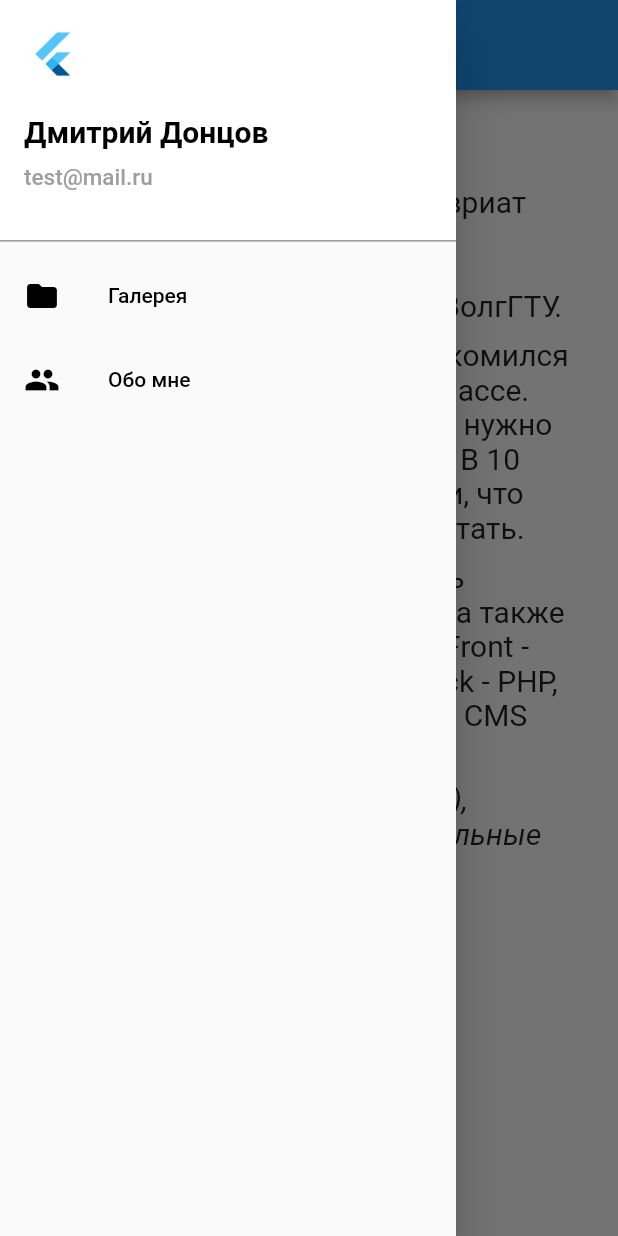
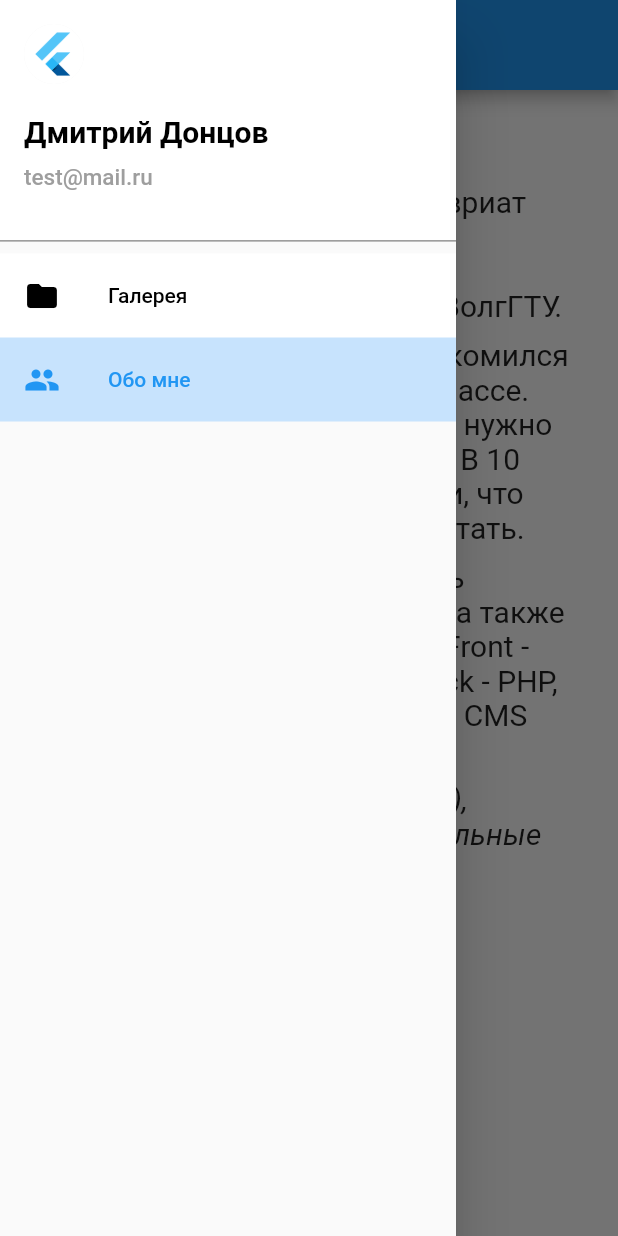
Before and after one commit to DimaDontsov/test_flutter_app, a Flutter app: the AboutPage screen opened by its route, with the side drawer open, on a phone screen of 412 x 824 dp. Run offline on Flutter 3.47's test engine with Material 2 defaults, Android fonts, the phone set to English and light mode, and no system bars.

Commit message:
Добавлена подсветка текущей страницы в меню

```diff
--- a/lib/widgets/myDrawer.dart
+++ b/lib/widgets/myDrawer.dart
@@ -1,11 +1,54 @@
 import 'package:flutter/material.dart';
 
+
+class MenuItem {
+
+  late String route;
+  late String name;
+  late IconData icon;
+
+  MenuItem(String route, name, icon) {
+    this.route = route;
+    this.name = name;
+    this.icon = icon;
+  }
+
+}
 
 class MyDrawer extends StatelessWidget {
   const MyDrawer({Key? key}) : super(key: key);
 
   @override
   Widget build(BuildContext context) {
+
+    List<MenuItem> menuItems = [];
+    menuItems.add(MenuItem('/gallery','Галерея', Icons.folder));
+    menuItems.add(MenuItem('/about','Обо мне', Icons.people));
+
+    String? currentRoute = ModalRoute.of(context)!.settings.name;
+
+    List<Widget> listTiles = [];
+    for (int i = 0; i < menuItems.length; i++) {
+      var color = Colors.black;
+      var tileColor = Colors.white;
+      if (menuItems[i].route == currentRoute) {
+        color = Colors.blue;
+        tileColor = Color.fromRGBO(148, 204, 255, .5);
+      }
+      listTiles.add(
+        ListTile(
+          title: Text(menuItems[i].name, style: TextStyle(color: color,),),
+          leading: Icon(menuItems[i].icon, color: color,),
+          tileColor: tileColor,
+          onTap: (){
+            if (menuItems[i].route != currentRoute) {
+              Navigator.pushReplacementNamed(context, menuItems[i].route);
+            }
+          },
+        ),
+      );
+    }
+
     return Drawer(
       child: ListView(
         children: <Widget>[
@@ -34,19 +77,10 @@ class MyDrawer extends StatelessWidget {
               ],
             ),
           ),
-          ListTile(
-            title: Text("Галерея", style: TextStyle(color: Colors.black,),),
-            leading: Icon(Icons.folder, color: Colors.black,),
-            onTap: (){
-              Navigator.pushReplacementNamed(context, '/gallery');
-            },
-          ),
-          ListTile(
-              title: Text("Обо мне", style: TextStyle(color: Colors.black,),),
-              leading: Icon(Icons.people, color: Colors.black,),
-              onTap: (){
-                Navigator.pushReplacementNamed(context, '/about');
-              }
+          ListView(
+            shrinkWrap: true,
+            physics: ClampingScrollPhysics(),
+            children: listTiles,
           ),
         ],
       ),
```
